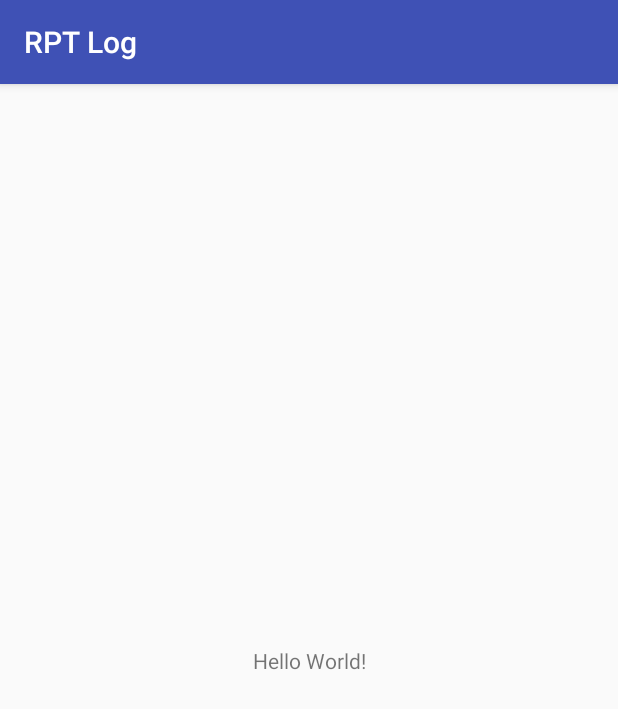
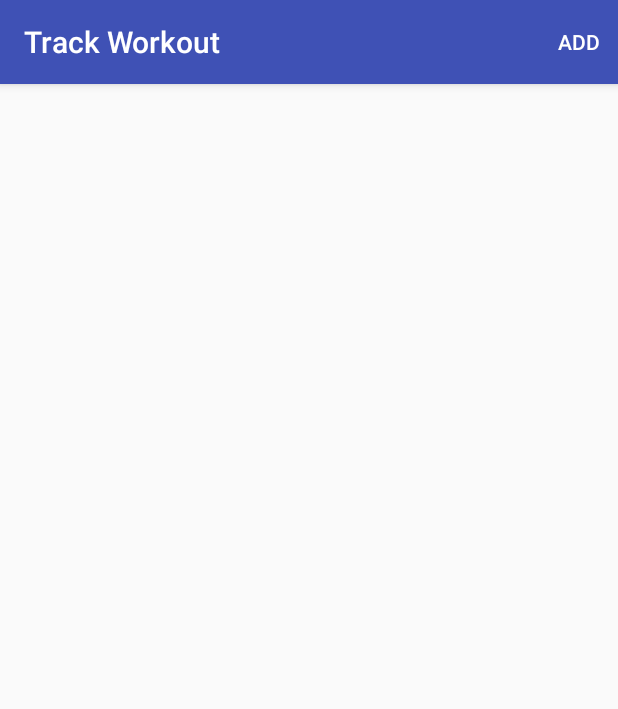
Before and after one commit to npace/RPTLog, an Android app: the screen it shows after launch (MainActivity), on a phone screen of 412 x 824 dp. Shown: the top 709 px of the screen. Run offline under Robolectric (Android 15) with nearby library versions, the phone set to English and light mode, and no system bars.

Commit message:
Added some basic boilerplate to the main Activity and started on a Track Workout flow

```diff
--- a/app/src/main/java/com/npace/rptlog/MainActivity.kt
+++ b/app/src/main/java/com/npace/rptlog/MainActivity.kt
@@ -2,11 +2,20 @@ package com.npace.rptlog
 
 import android.support.v7.app.AppCompatActivity
 import android.os.Bundle
+import com.npace.rptlog.track.TrackWorkoutFragment
+import kotlinx.android.synthetic.main.activity_main.*
 
 class MainActivity : AppCompatActivity() {
 
     override fun onCreate(savedInstanceState: Bundle?) {
         super.onCreate(savedInstanceState)
         setContentView(R.layout.activity_main)
+        setSupportActionBar(toolbar)
+
+        if (savedInstanceState == null) {
+            supportFragmentManager.beginTransaction()
+                    .replace(R.id.content, TrackWorkoutFragment())
+                    .commit()
+        }
     }
 }
--- /dev/null
+++ b/app/src/main/java/com/npace/rptlog/track/TrackWorkoutFragment.kt
@@ -0,0 +1,40 @@
+package com.npace.rptlog.track
+
+import android.os.Bundle
+import android.support.v4.app.Fragment
+import android.support.v7.app.AppCompatActivity
+import android.view.*
+import android.widget.Toast
+import com.npace.rptlog.R
+
+/**
+ * Created by lubo on 2/3/2018.
+ */
+
+class TrackWorkoutFragment : Fragment() {
+
+    override fun onCreateView(inflater: LayoutInflater, container: ViewGroup?, savedInstanceState: Bundle?): View? {
+        return inflater.inflate(R.layout.fragment_track, container, false)
+    }
+
+    override fun onViewCreated(view: View, savedInstanceState: Bundle?) {
+        super.onViewCreated(view, savedInstanceState)
+        setHasOptionsMenu(true)
+        (activity as AppCompatActivity).supportActionBar?.title = getString(R.string.track_workout)
+    }
+
+    override fun onCreateOptionsMenu(menu: Menu, inflater: MenuInflater) {
+        inflater?.inflate(R.menu.track_workout, menu)
+    }
+
+    override fun onOptionsItemSelected(item: MenuItem): Boolean {
+        if (item.itemId == R.id.add) {
+            addExercise()
+        }
+        return super.onOptionsItemSelected(item)
+    }
+
+    private fun addExercise() {
+        Toast.makeText(context, "add", Toast.LENGTH_LONG).show()
+    }
+}
--- a/app/src/main/res/layout/activity_main.xml
+++ b/app/src/main/res/layout/activity_main.xml
@@ -1,19 +1,21 @@
 <?xml version="1.0" encoding="utf-8"?>
-<android.support.constraint.ConstraintLayout
+<LinearLayout
     xmlns:android="http://schemas.android.com/apk/res/android"
     xmlns:app="http://schemas.android.com/apk/res-auto"
     xmlns:tools="http://schemas.android.com/tools"
     android:layout_width="match_parent"
     android:layout_height="match_parent"
+    android:orientation="vertical"
     tools:context="com.npace.rptlog.MainActivity">
 
-    <TextView
-        android:layout_width="wrap_content"
-        android:layout_height="wrap_content"
-        android:text="Hello World!"
-        app:layout_constraintBottom_toBottomOf="parent"
-        app:layout_constraintLeft_toLeftOf="parent"
-        app:layout_constraintRight_toRightOf="parent"
-        app:layout_constraintTop_toTopOf="parent"/>
+    <android.support.v7.widget.Toolbar
+        android:id="@+id/toolbar"
+        style="@style/Toolbar"
+        app:title="@string/app_name"/>
 
-</android.support.constraint.ConstraintLayout>
+    <FrameLayout
+        android:id="@+id/content"
+        android:layout_width="match_parent"
+        android:layout_height="match_parent"/>
+
+</LinearLayout>
--- /dev/null
+++ b/app/src/main/res/layout/fragment_track.xml
@@ -0,0 +1,9 @@
+<?xml version="1.0" encoding="utf-8"?>
+<LinearLayout
+    xmlns:android="http://schemas.android.com/apk/res/android"
+    xmlns:app="http://schemas.android.com/apk/res-auto"
+    android:layout_width="match_parent"
+    android:layout_height="match_parent"
+    android:orientation="vertical">
+
+</LinearLayout>
--- /dev/null
+++ b/app/src/main/res/menu/track_workout.xml
@@ -0,0 +1,8 @@
+<?xml version="1.0" encoding="utf-8"?>
+<menu xmlns:android="http://schemas.android.com/apk/res/android"
+      xmlns:app="http://schemas.android.com/apk/res-auto">
+    <item
+        android:id="@+id/add"
+        android:title="@string/add"
+        app:showAsAction="always"/>
+</menu>
--- a/app/src/main/res/values/strings.xml
+++ b/app/src/main/res/values/strings.xml
@@ -1,3 +1,5 @@
 <resources>
     <string name="app_name">RPT Log</string>
+    <string name="add">Add</string>
+    <string name="track_workout">Track Workout</string>
 </resources>
--- a/app/src/main/res/values/styles.xml
+++ b/app/src/main/res/values/styles.xml
@@ -1,11 +1,20 @@
 <resources>
 
     <!-- Base application theme. -->
-    <style name="AppTheme" parent="Theme.AppCompat.Light.DarkActionBar">
+    <style name="AppTheme" parent="Theme.AppCompat.Light.NoActionBar">
         <!-- Customize your theme here. -->
         <item name="colorPrimary">@color/colorPrimary</item>
         <item name="colorPrimaryDark">@color/colorPrimaryDark</item>
         <item name="colorAccent">@color/colorAccent</item>
     </style>
 
+    <style name="Toolbar" parent="Widget.AppCompat.Toolbar">
+        <item name="android:background">@color/colorPrimary</item>
+        <item name="android:elevation">4dp</item>
+        <item name="android:layout_width">match_parent</item>
+        <item name="android:layout_height">wrap_content</item>
+        <item name="titleTextColor">@android:color/white</item>
+        <item name="theme">@style/ThemeOverlay.AppCompat.Dark.ActionBar</item>
+    </style>
+
 </resources>
```
